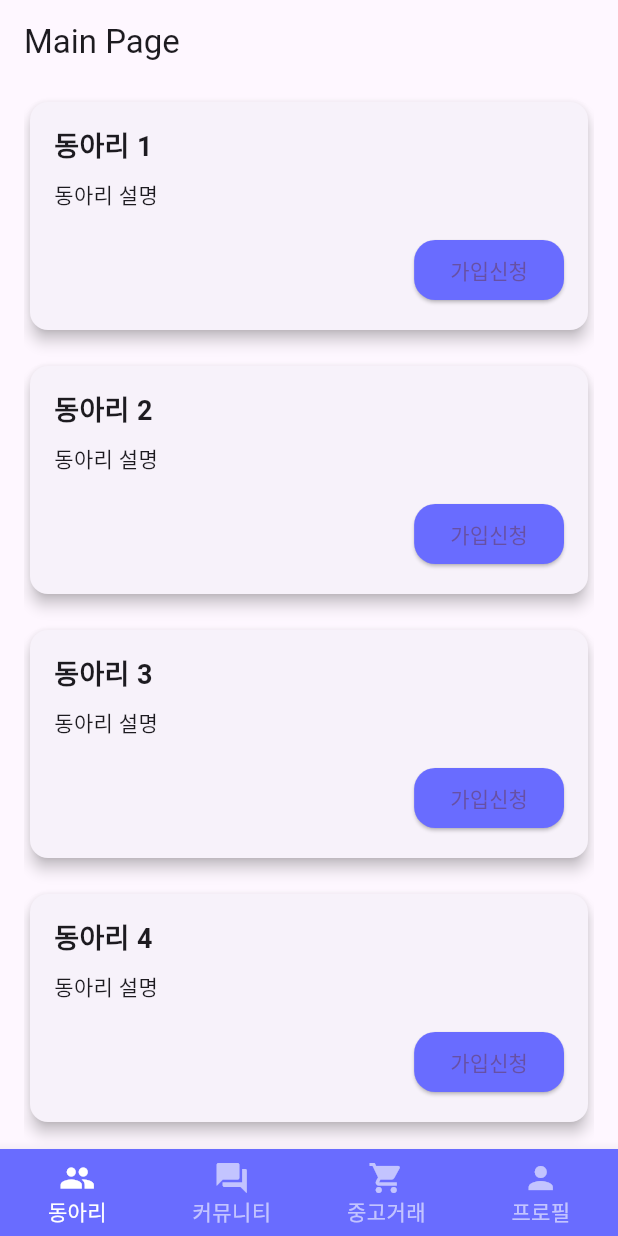
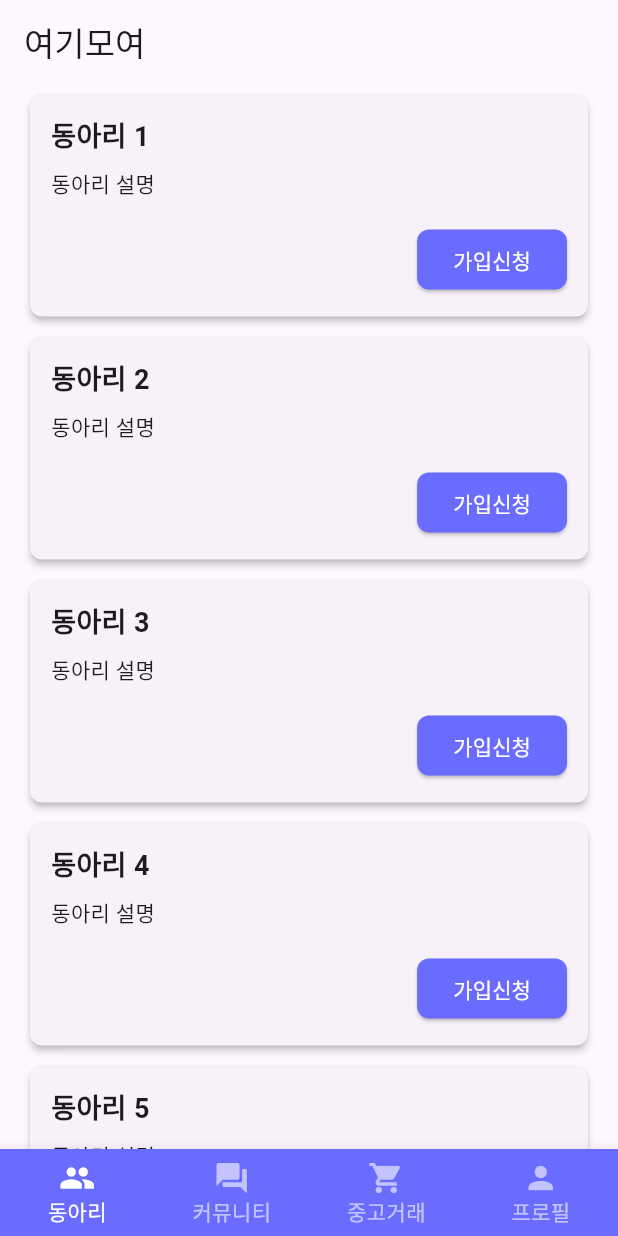
Before and after one commit to c0d1ngkjy/capstone_user, a Flutter app: the screen it shows after launch, on a phone screen of 412 x 824 dp. Run offline on Flutter 3.47's test engine with Material 3 defaults, Android fonts, the light colour scheme and no system bars.

Commit message:
club list UI

```diff
--- a/capstone_user/lib/clubListPage.dart
+++ b/capstone_user/lib/clubListPage.dart
@@ -1,7 +1,7 @@
 import 'package:flutter/material.dart';
 
 class ClubListPage extends StatelessWidget {
-  const ClubListPage({Key? key}) : super(key: key);
+  const ClubListPage({super.key});
 
   @override
   Widget build(BuildContext context) {
@@ -11,14 +11,14 @@ class ClubListPage extends StatelessWidget {
         itemCount: 10, // 임시로 10개의 아이템을 표시
         itemBuilder: (context, index) {
           return Padding(
-            padding: const EdgeInsets.symmetric(vertical: 8.0),
+            padding: const EdgeInsets.symmetric(vertical: 3.0),
             child: Card(
-              elevation: 4.0,
+              elevation: 2.0,
               shape: RoundedRectangleBorder(
-                borderRadius: BorderRadius.circular(12.0),
+                borderRadius: BorderRadius.circular(8.0),
               ),
               child: Padding(
-                padding: const EdgeInsets.all(16.0),
+                padding: const EdgeInsets.all(14.0),
                 child: Column(
                   crossAxisAlignment: CrossAxisAlignment.start,
                   children: [
@@ -37,9 +37,10 @@ class ClubListPage extends StatelessWidget {
                       child: ElevatedButton(
                         child: const Text('가입신청'),
                         style: ElevatedButton.styleFrom(
+                          foregroundColor: Colors.white,
                           backgroundColor: const Color(0xFF696CFF),
                           shape: RoundedRectangleBorder(
-                            borderRadius: BorderRadius.circular(14.0),
+                            borderRadius: BorderRadius.circular(8.0),
                           ),
                         ),
                         onPressed: () {
--- a/capstone_user/lib/main.dart
+++ b/capstone_user/lib/main.dart
@@ -45,7 +45,7 @@
   Widget build(BuildContext context) {
     return Scaffold(
       appBar: AppBar(
-        title: const Text('Main Page'),
+        title: const Text('여기모여'),
       ),
       body: _pages[_currentIndex],
       bottomNavigationBar: BottomNavigationBar(
```
